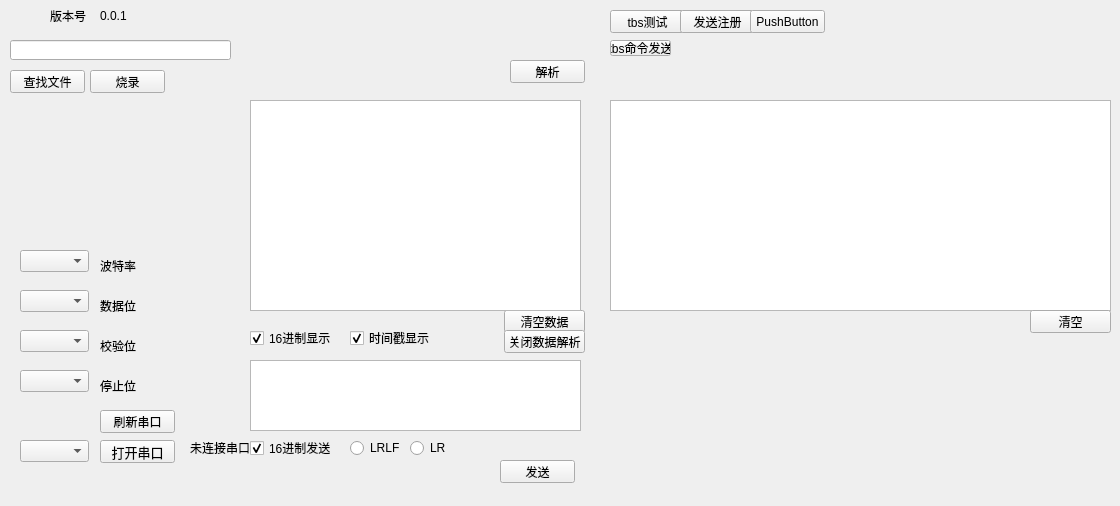
This is qtproj/widget.ui in Fboxtt/qt_proj as Qt 5 draws it before an edit. The edited form follows.
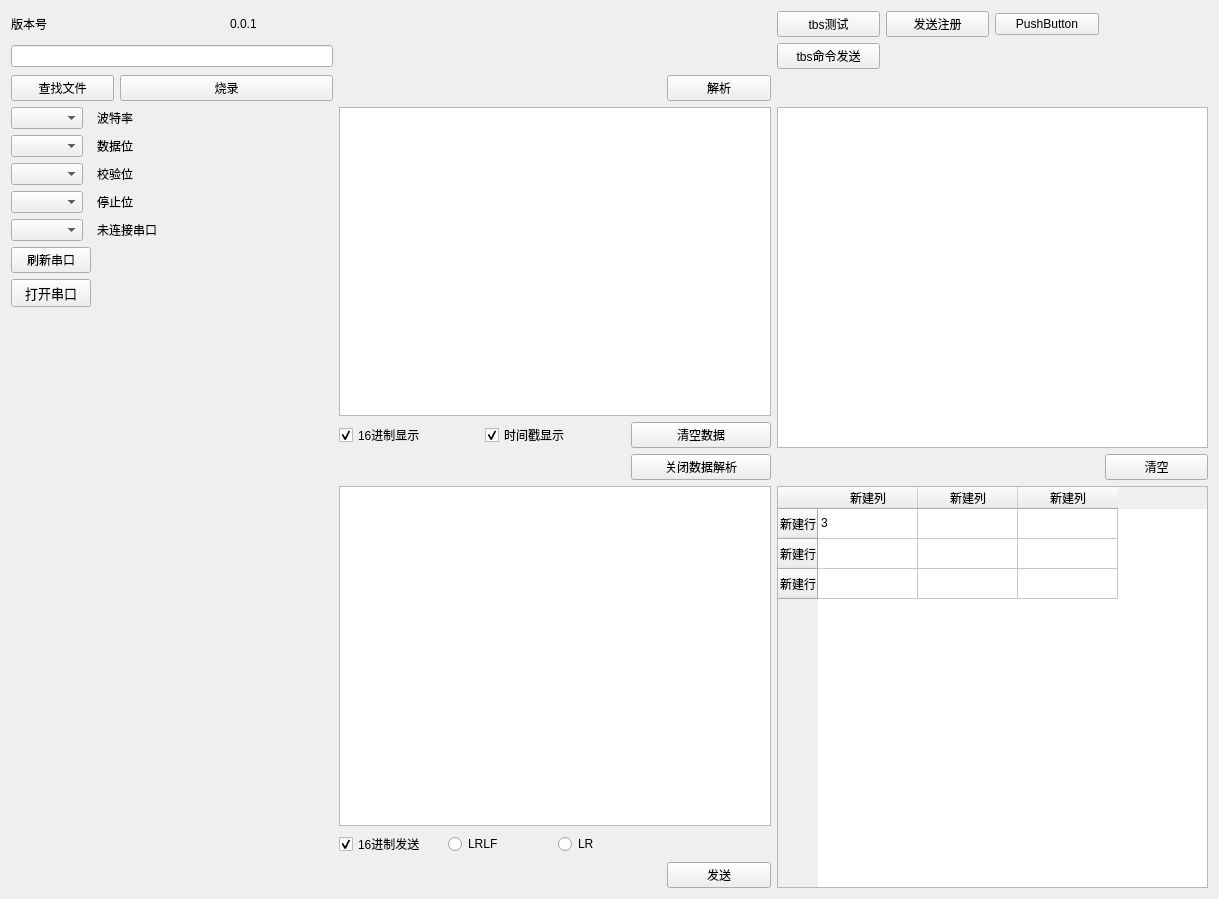
This is the edited form.

Commit message: 修改ui自适应，增加item点击槽函数

The edit to the form file:
```diff
--- a/qtproj/widget.ui
+++ b/qtproj/widget.ui
@@ -6,325 +6,165 @@
    <rect>
     <x>0</x>
     <y>0</y>
-    <width>1120</width>
-    <height>506</height>
+    <width>1219</width>
+    <height>899</height>
    </rect>
   </property>
   <property name="windowTitle">
    <string>Widget</string>
   </property>
-  <widget class="QPushButton" name="openBtn">
-   <property name="geometry">
-    <rect>
-     <x>100</x>
-     <y>440</y>
-     <width>75</width>
-     <height>23</height>
-    </rect>
-   </property>
-   <property name="font">
-    <font>
-     <family>黑体</family>
-     <pointsize>10</pointsize>
-    </font>
-   </property>
-   <property name="text">
-    <string>打开串口</string>
-   </property>
-  </widget>
-  <widget class="QRadioButton" name="radioButton">
-   <property name="geometry">
-    <rect>
-     <x>350</x>
-     <y>440</y>
-     <width>89</width>
-     <height>16</height>
-    </rect>
-   </property>
-   <property name="text">
-    <string>LRLF</string>
-   </property>
-  </widget>
-  <widget class="QRadioButton" name="radioButton_2">
-   <property name="geometry">
-    <rect>
-     <x>410</x>
-     <y>440</y>
-     <width>89</width>
-     <height>16</height>
-    </rect>
-   </property>
-   <property name="text">
-    <string>LR</string>
-   </property>
-  </widget>
-  <widget class="QPushButton" name="clearReceiveDataButton">
-   <property name="geometry">
-    <rect>
-     <x>504</x>
-     <y>310</y>
-     <width>81</width>
-     <height>23</height>
-    </rect>
-   </property>
-   <property name="text">
-    <string>清空数据</string>
-   </property>
-  </widget>
-  <widget class="QPlainTextEdit" name="sendData">
-   <property name="geometry">
-    <rect>
-     <x>250</x>
-     <y>360</y>
-     <width>331</width>
-     <height>71</height>
-    </rect>
-   </property>
-  </widget>
-  <widget class="QPlainTextEdit" name="receiveData">
-   <property name="geometry">
-    <rect>
-     <x>250</x>
-     <y>100</y>
-     <width>331</width>
-     <height>211</height>
-    </rect>
-   </property>
-  </widget>
-  <widget class="QComboBox" name="portBox">
-   <property name="geometry">
-    <rect>
-     <x>20</x>
-     <y>440</y>
-     <width>69</width>
-     <height>22</height>
-    </rect>
-   </property>
-  </widget>
-  <widget class="QPushButton" name="sendBox">
-   <property name="geometry">
-    <rect>
-     <x>500</x>
-     <y>460</y>
-     <width>75</width>
-     <height>23</height>
-    </rect>
-   </property>
-   <property name="text">
-    <string>发送</string>
-   </property>
-   <property name="autoDefault">
-    <bool>false</bool>
-   </property>
-   <property name="default">
-    <bool>false</bool>
-   </property>
-   <property name="flat">
-    <bool>false</bool>
-   </property>
-  </widget>
-  <widget class="QLabel" name="portStatus">
-   <property name="geometry">
-    <rect>
-     <x>190</x>
-     <y>440</y>
-     <width>61</width>
-     <height>16</height>
-    </rect>
-   </property>
-   <property name="text">
-    <string>未连接串口</string>
-   </property>
-  </widget>
+  <layout class="QGridLayout" name="gridLayout">
+   <item row="0" column="0" colspan="2">
   <widget class="QLabel" name="label_2">
-   <property name="geometry">
-    <rect>
-     <x>50</x>
-     <y>10</y>
-     <width>54</width>
-     <height>12</height>
-    </rect>
-   </property>
    <property name="text">
     <string>版本号</string>
    </property>
   </widget>
+   </item>
+   <item row="0" column="2">
   <widget class="QLabel" name="label_3">
-   <property name="geometry">
-    <rect>
-     <x>100</x>
-     <y>10</y>
-     <width>54</width>
-     <height>12</height>
-    </rect>
-   </property>
    <property name="text">
     <string>0.0.1</string>
    </property>
   </widget>
+   </item>
+   <item row="0" column="7">
+    <widget class="QPushButton" name="sendTbs">
+     <property name="text">
+      <string>tbs测试</string>
+     </property>
+    </widget>
+   </item>
+   <item row="0" column="8">
+    <widget class="QPushButton" name="sendRegisterBox">
+     <property name="text">
+      <string>发送注册</string>
+     </property>
+    </widget>
+   </item>
+   <item row="0" column="9">
+    <widget class="QPushButton" name="pushButton_6">
+     <property name="text">
+      <string>PushButton</string>
+     </property>
+    </widget>
+   </item>
+   <item row="1" column="0" colspan="3">
+    <widget class="QLineEdit" name="lineEdit"/>
+   </item>
+   <item row="1" column="7">
+    <widget class="QPushButton" name="pushButton_3">
+     <property name="text">
+      <string>tbs命令发送</string>
+     </property>
+    </widget>
+   </item>
+   <item row="2" column="0">
   <widget class="QPushButton" name="selectFileButton">
-   <property name="geometry">
-    <rect>
-     <x>10</x>
-     <y>70</y>
-     <width>75</width>
-     <height>23</height>
-    </rect>
-   </property>
    <property name="text">
     <string>查找文件</string>
    </property>
   </widget>
-  <widget class="QLineEdit" name="lineEdit">
-   <property name="geometry">
-    <rect>
-     <x>10</x>
-     <y>40</y>
-     <width>221</width>
-     <height>20</height>
-    </rect>
-   </property>
-  </widget>
+   </item>
+   <item row="2" column="1" colspan="2">
   <widget class="QPushButton" name="pushButton_5">
-   <property name="geometry">
-    <rect>
-     <x>90</x>
-     <y>70</y>
-     <width>75</width>
-     <height>23</height>
-    </rect>
-   </property>
    <property name="text">
     <string>烧录</string>
    </property>
   </widget>
-  <widget class="QPushButton" name="searchBtn">
-   <property name="geometry">
-    <rect>
-     <x>100</x>
-     <y>410</y>
-     <width>75</width>
-     <height>23</height>
-    </rect>
-   </property>
+   </item>
+   <item row="2" column="6">
+    <widget class="QPushButton" name="pushButton_2">
    <property name="text">
-    <string>刷新串口</string>
-   </property>
-  </widget>
-  <widget class="QComboBox" name="rateBox">
-   <property name="geometry">
-    <rect>
-     <x>20</x>
-     <y>250</y>
-     <width>69</width>
-     <height>22</height>
-    </rect>
-   </property>
-  </widget>
-  <widget class="QComboBox" name="dataBox">
-   <property name="geometry">
-    <rect>
-     <x>20</x>
-     <y>290</y>
-     <width>69</width>
-     <height>22</height>
-    </rect>
-   </property>
-  </widget>
-  <widget class="QComboBox" name="checkBox">
-   <property name="geometry">
-    <rect>
-     <x>20</x>
-     <y>330</y>
-     <width>69</width>
-     <height>22</height>
-    </rect>
-   </property>
-  </widget>
-  <widget class="QComboBox" name="stopBox">
-   <property name="geometry">
-    <rect>
-     <x>20</x>
-     <y>370</y>
-     <width>69</width>
-     <height>22</height>
-    </rect>
-   </property>
-  </widget>
+      <string>解析</string>
+     </property>
+    </widget>
+   </item>
+   <item row="3" column="0" rowspan="4" colspan="3">
+    <layout class="QFormLayout" name="formLayout">
+     <item row="0" column="0">
+      <widget class="QComboBox" name="rateBox"/>
+     </item>
+     <item row="0" column="1">
   <widget class="QLabel" name="label_4">
-   <property name="geometry">
-    <rect>
-     <x>100</x>
-     <y>260</y>
-     <width>54</width>
-     <height>12</height>
-    </rect>
-   </property>
    <property name="text">
     <string>波特率</string>
    </property>
   </widget>
+     </item>
+     <item row="1" column="0">
+      <widget class="QComboBox" name="dataBox"/>
+     </item>
+     <item row="1" column="1">
   <widget class="QLabel" name="label_5">
-   <property name="geometry">
-    <rect>
-     <x>100</x>
-     <y>300</y>
-     <width>54</width>
-     <height>12</height>
-    </rect>
-   </property>
    <property name="text">
     <string>数据位</string>
    </property>
   </widget>
+     </item>
+     <item row="2" column="0">
+      <widget class="QComboBox" name="checkBox"/>
+     </item>
+     <item row="2" column="1">
   <widget class="QLabel" name="label_6">
-   <property name="geometry">
-    <rect>
-     <x>100</x>
-     <y>340</y>
-     <width>54</width>
-     <height>12</height>
-    </rect>
-   </property>
    <property name="text">
     <string>校验位</string>
    </property>
   </widget>
+     </item>
+     <item row="3" column="0">
+      <widget class="QComboBox" name="stopBox"/>
+     </item>
+     <item row="4" column="0">
+      <widget class="QComboBox" name="portBox"/>
+     </item>
+     <item row="3" column="1">
   <widget class="QLabel" name="label_7">
-   <property name="geometry">
-    <rect>
-     <x>100</x>
-     <y>380</y>
-     <width>54</width>
-     <height>12</height>
-    </rect>
-   </property>
    <property name="text">
     <string>停止位</string>
    </property>
   </widget>
+     </item>
+     <item row="5" column="0">
+      <widget class="QPushButton" name="searchBtn">
+       <property name="text">
+        <string>刷新串口</string>
+       </property>
+      </widget>
+     </item>
+     <item row="4" column="1">
+      <widget class="QLabel" name="portStatus">
+       <property name="text">
+        <string>未连接串口</string>
+       </property>
+      </widget>
+     </item>
+     <item row="6" column="0">
+      <widget class="QPushButton" name="openBtn">
+       <property name="font">
+        <font>
+         <family>黑体</family>
+         <pointsize>10</pointsize>
+        </font>
+       </property>
+       <property name="text">
+        <string>打开串口</string>
+       </property>
+      </widget>
+     </item>
+    </layout>
+   </item>
+   <item row="3" column="3" rowspan="2" colspan="4">
+    <layout class="QGridLayout" name="gridLayout_2">
+     <item row="3" column="2">
   <widget class="QPushButton" name="pushButton">
-   <property name="geometry">
-    <rect>
-     <x>504</x>
-     <y>330</y>
-     <width>81</width>
-     <height>23</height>
-    </rect>
-   </property>
    <property name="text">
     <string>关闭数据解析</string>
    </property>
   </widget>
+     </item>
+     <item row="2" column="0">
   <widget class="QCheckBox" name="hexDisplay">
-   <property name="geometry">
-    <rect>
-     <x>250</x>
-     <y>330</y>
-     <width>81</width>
-     <height>16</height>
-    </rect>
-   </property>
    <property name="text">
     <string>16进制显示</string>
    </property>
@@ -332,28 +172,16 @@
     <bool>true</bool>
    </property>
   </widget>
-  <widget class="QPushButton" name="pushButton_2">
-   <property name="geometry">
-    <rect>
-     <x>510</x>
-     <y>60</y>
-     <width>75</width>
-     <height>23</height>
-    </rect>
-   </property>
+     </item>
+     <item row="2" column="2">
+      <widget class="QPushButton" name="clearReceiveDataButton">
    <property name="text">
-    <string>解析</string>
-   </property>
-  </widget>
+        <string>清空数据</string>
+       </property>
+      </widget>
+     </item>
+     <item row="2" column="1">
   <widget class="QCheckBox" name="TimeCheckBox">
-   <property name="geometry">
-    <rect>
-     <x>350</x>
-     <y>330</y>
-     <width>101</width>
-     <height>16</height>
-    </rect>
-   </property>
    <property name="autoFillBackground">
     <bool>false</bool>
    </property>
@@ -364,97 +192,105 @@
     <bool>true</bool>
    </property>
   </widget>
-  <widget class="QCheckBox" name="hexSendBox">
-   <property name="geometry">
-    <rect>
-     <x>250</x>
-     <y>440</y>
-     <width>91</width>
-     <height>16</height>
-    </rect>
-   </property>
-   <property name="text">
-    <string>16进制发送</string>
-   </property>
-   <property name="checked">
-    <bool>true</bool>
-   </property>
-  </widget>
-  <widget class="QPushButton" name="sendTbs">
-   <property name="geometry">
-    <rect>
-     <x>610</x>
-     <y>10</y>
-     <width>75</width>
-     <height>23</height>
-    </rect>
-   </property>
-   <property name="text">
-    <string>tbs测试</string>
-   </property>
-  </widget>
-  <widget class="QPushButton" name="sendRegisterBox">
-   <property name="geometry">
-    <rect>
-     <x>680</x>
-     <y>10</y>
-     <width>75</width>
-     <height>23</height>
-    </rect>
-   </property>
-   <property name="text">
-    <string>发送注册</string>
-   </property>
-  </widget>
-  <widget class="QPushButton" name="pushButton_6">
-   <property name="geometry">
-    <rect>
-     <x>750</x>
-     <y>10</y>
-     <width>75</width>
-     <height>23</height>
-    </rect>
-   </property>
-   <property name="text">
-    <string>PushButton</string>
-   </property>
-  </widget>
-  <widget class="QPushButton" name="pushButton_3">
-   <property name="geometry">
-    <rect>
-     <x>610</x>
-     <y>40</y>
-     <width>61</width>
-     <height>16</height>
-    </rect>
-   </property>
-   <property name="text">
-    <string>tbs命令发送</string>
-   </property>
-  </widget>
-  <widget class="QListWidget" name="listWidget">
-   <property name="geometry">
-    <rect>
-     <x>610</x>
-     <y>100</y>
-     <width>501</width>
-     <height>211</height>
-    </rect>
-   </property>
-  </widget>
+     </item>
+     <item row="1" column="0" colspan="3">
+      <widget class="QPlainTextEdit" name="receiveData"/>
+     </item>
+    </layout>
+   </item>
+   <item row="3" column="7" colspan="4">
+    <widget class="QListWidget" name="listWidget"/>
+   </item>
+   <item row="4" column="10">
   <widget class="QPushButton" name="clearReceiveDataButton_2">
-   <property name="geometry">
-    <rect>
-     <x>1030</x>
-     <y>310</y>
-     <width>81</width>
-     <height>23</height>
-    </rect>
-   </property>
    <property name="text">
     <string>清空</string>
    </property>
   </widget>
+   </item>
+   <item row="5" column="3" colspan="4">
+    <widget class="QPlainTextEdit" name="sendData"/>
+   </item>
+   <item row="5" column="7" rowspan="3" colspan="4">
+    <widget class="QTableWidget" name="tableWidget">
+     <row>
+      <property name="text">
+       <string>新建行</string>
+      </property>
+     </row>
+     <row>
+      <property name="text">
+       <string>新建行</string>
+      </property>
+     </row>
+     <row>
+      <property name="text">
+       <string>新建行</string>
+      </property>
+     </row>
+     <column>
+      <property name="text">
+       <string>新建列</string>
+      </property>
+     </column>
+     <column>
+      <property name="text">
+       <string>新建列</string>
+      </property>
+     </column>
+     <column>
+      <property name="text">
+       <string>新建列</string>
+      </property>
+     </column>
+     <item row="0" column="0">
+      <property name="text">
+       <string>3</string>
+      </property>
+     </item>
+    </widget>
+   </item>
+   <item row="6" column="3">
+    <widget class="QCheckBox" name="hexSendBox">
+     <property name="text">
+      <string>16进制发送</string>
+     </property>
+     <property name="checked">
+      <bool>true</bool>
+     </property>
+    </widget>
+   </item>
+   <item row="6" column="4">
+    <widget class="QRadioButton" name="radioButton">
+     <property name="text">
+      <string>LRLF</string>
+     </property>
+    </widget>
+   </item>
+   <item row="6" column="5">
+    <widget class="QRadioButton" name="radioButton_2">
+     <property name="text">
+      <string>LR</string>
+     </property>
+    </widget>
+   </item>
+   <item row="7" column="6">
+    <widget class="QPushButton" name="sendBox">
+     <property name="text">
+      <string>发送</string>
+     </property>
+     <property name="autoDefault">
+      <bool>false</bool>
+     </property>
+     <property name="default">
+      <bool>false</bool>
+     </property>
+     <property name="flat">
+      <bool>false</bool>
+     </property>
+    </widget>
+   </item>
+  </layout>
  </widget>
  <resources/>
  <connections/>
```
Lines whose indentation alone changed are shown as unchanged. The commit also changes 2 other files.
